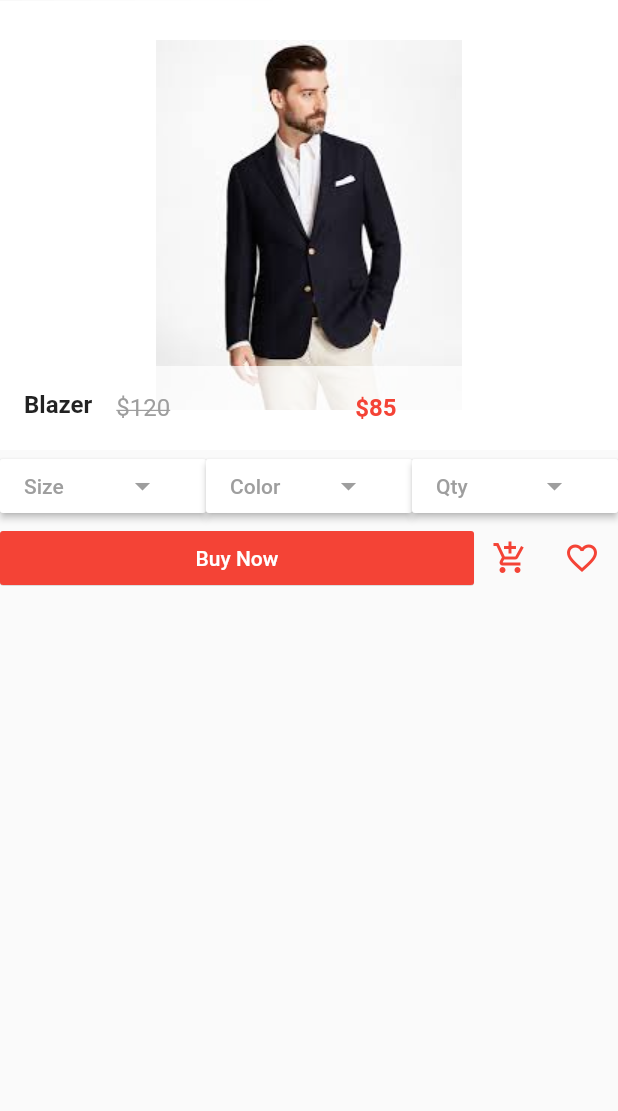
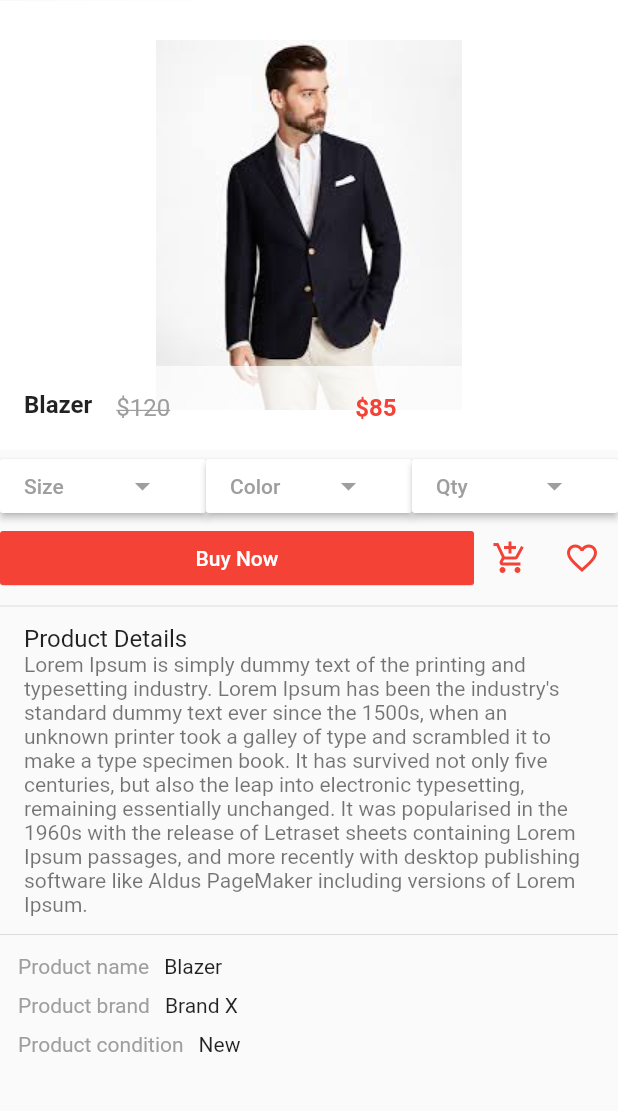
Before and after one commit to tianna1121/flutter_ecom_fashingshop, a Flutter app: the screen it shows after launch, after a tap on "Blazer", on a phone screen of 412 x 824 dp, the part 84-1195 px from its top. Run offline on Flutter 3.47's test engine with Material 2 defaults, Android fonts, the light colour scheme and no system bars; our stand-ins replace carousel_pro.

Commit message:
add size/color/quantity button and product infos, with showDialog widget

```diff
--- a/lib/pages/product_detail.dart
+++ b/lib/pages/product_detail.dart
@@ -81,7 +81,25 @@
             children: <Widget>[
               Expanded(
                 child: MaterialButton(
-                  onPressed: () {},
+                  onPressed: () {
+                    showDialog(
+                      context: context,
+                      builder: (context) {
+                        return AlertDialog(
+                          title: Text('Size'),
+                          content: Text('Choose the size'),
+                          actions: <Widget>[
+                            MaterialButton(
+                              onPressed: () {
+                                Navigator.of(context).pop();
+                              },
+                              child: Text('Close'),
+                            )
+                          ],
+                        );
+                      },
+                    );
+                  },
                   color: Colors.white,
                   textColor: Colors.grey,
                   child: Row(
@@ -98,7 +116,25 @@
               ),
               Expanded(
                 child: MaterialButton(
-                  onPressed: () {},
+                  onPressed: () {
+                    showDialog(
+                      context: context,
+                      builder: (context) {
+                        return AlertDialog(
+                          title: Text('Color'),
+                          content: Text('Choose the Color'),
+                          actions: <Widget>[
+                            MaterialButton(
+                              onPressed: () {
+                                Navigator.of(context).pop();
+                              },
+                              child: Text('Close'),
+                            )
+                          ],
+                        );
+                      },
+                    );
+                  },
                   color: Colors.white,
                   textColor: Colors.grey,
                   child: Row(
@@ -115,7 +151,25 @@
               ),
               Expanded(
                 child: MaterialButton(
-                  onPressed: () {},
+                  onPressed: () {
+                    showDialog(
+                      context: context,
+                      builder: (context) {
+                        return AlertDialog(
+                          title: Text('Quantity'),
+                          content: Text('Choose the quantity'),
+                          actions: <Widget>[
+                            MaterialButton(
+                              onPressed: () {
+                                Navigator.of(context).pop();
+                              },
+                              child: Text('Close'),
+                            )
+                          ],
+                        );
+                      },
+                    );
+                  },
                   color: Colors.white,
                   textColor: Colors.grey,
                   child: Row(
@@ -158,7 +212,61 @@
                 onPressed: () {},
               ),
             ],
-          )
+          ),
+          Divider(),
+          ListTile(
+            title: Text('Product Details'),
+            subtitle: Text(
+                'Lorem Ipsum is simply dummy text of the printing and typesetting industry. Lorem Ipsum has been the industry\'s standard dummy text ever since the 1500s, when an unknown printer took a galley of type and scrambled it to make a type specimen book. It has survived not only five centuries, but also the leap into electronic typesetting, remaining essentially unchanged. It was popularised in the 1960s with the release of Letraset sheets containing Lorem Ipsum passages, and more recently with desktop publishing software like Aldus PageMaker including versions of Lorem Ipsum.'),
+          ),
+          Divider(),
+          Row(
+            children: <Widget>[
+              Padding(
+                padding: const EdgeInsets.fromLTRB(12.0, 5.0, 5.0, 5.0),
+                child: Text(
+                  'Product name',
+                  style: TextStyle(color: Colors.grey),
+                ),
+              ),
+              Padding(
+                padding: const EdgeInsets.all(5.0),
+                child: Text(widget.product_detail_name),
+              ),
+            ],
+          ),
+          Row(
+            children: <Widget>[
+              Padding(
+                padding: const EdgeInsets.fromLTRB(12.0, 5.0, 5.0, 5.0),
+                child: Text(
+                  'Product brand',
+                  style: TextStyle(color: Colors.grey),
+                ),
+              ),
+              Padding(
+                padding: const EdgeInsets.all(5.0),
+                // * TODO: CREATE PRODUCT BAND
+                child: Text('Brand X'),
+              ),
+            ],
+          ),
+          Row(
+            children: <Widget>[
+              Padding(
+                padding: const EdgeInsets.fromLTRB(12.0, 5.0, 5.0, 5.0),
+                child: Text(
+                  'Product condition',
+                  style: TextStyle(color: Colors.grey),
+                ),
+              ),
+              Padding(
+                padding: const EdgeInsets.all(5.0),
+                // * TODO: CREATE PRODUCT BAND
+                child: Text('New'),
+              ),
+            ],
+          ),
         ],
       ),
     );
```
